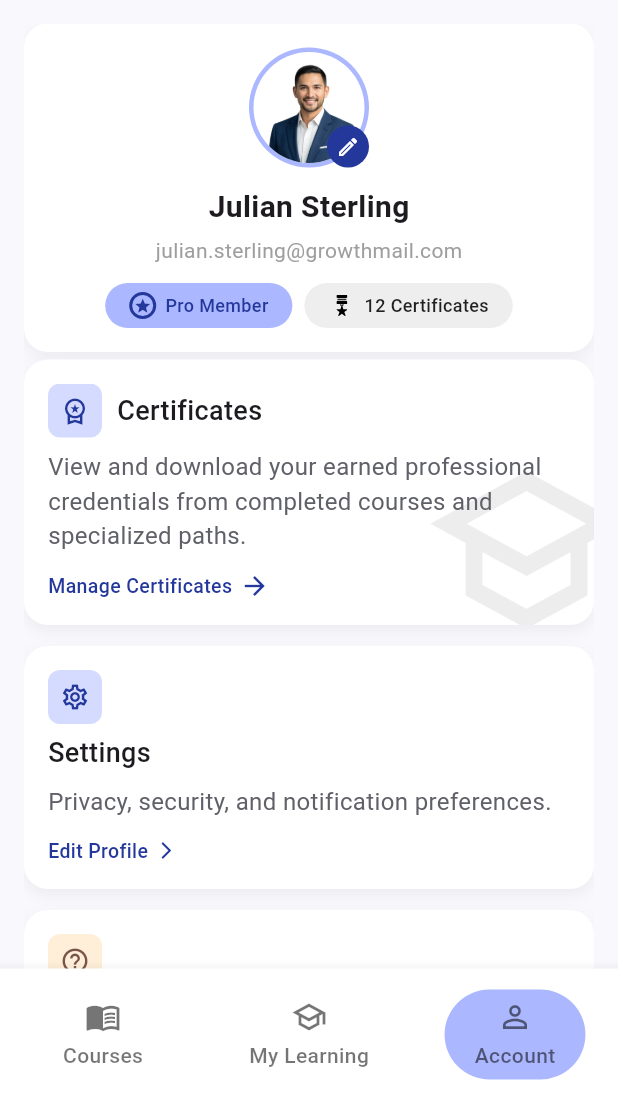
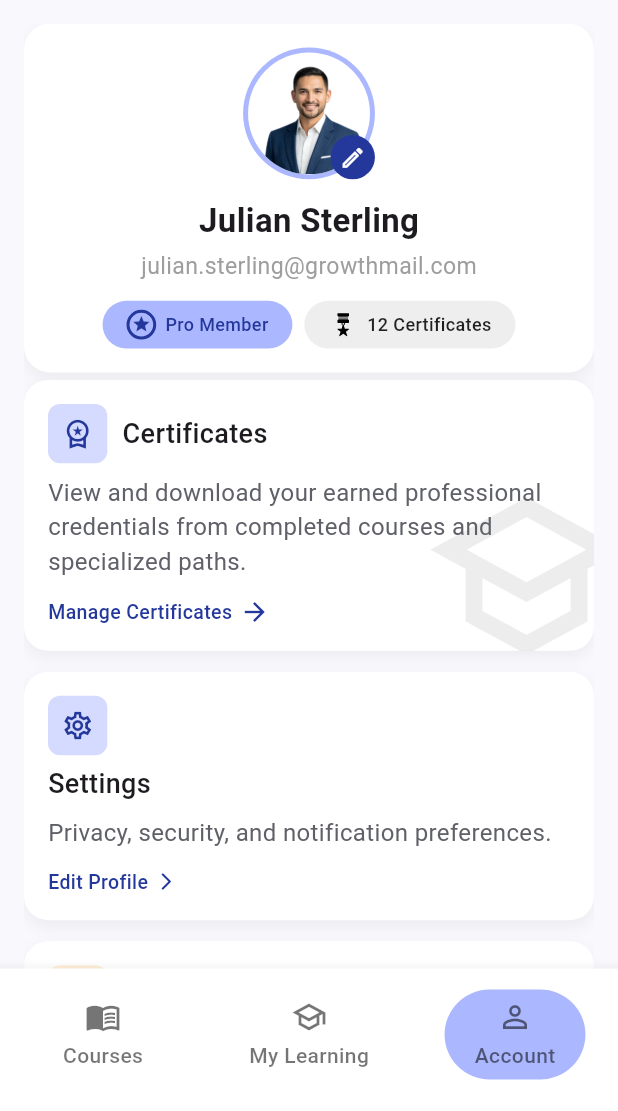
Before and after one commit to NadyAlwazah/flutter-task05-skills-academy-beg, a Flutter app: the BottomBarLayout screen opened by its route, item 3 of the bottom bar chosen, on a phone screen of 412 x 824 dp, the part 125-1236 px from its top. Run offline on Flutter 3.47's test engine with Material 3 defaults, Android fonts, the phone set to English and light mode, and no system bars; our stand-ins replace flutter_screenutil, flutter_svg, go_router.

Commit message:
refactor(ui): make AccountViewBody and its widgets fully responsive

```diff
--- a/lib/core/utils/styles.dart
+++ b/lib/core/utils/styles.dart
@@ -1,4 +1,5 @@
 import 'package:flutter/material.dart';
+import 'package:flutter_screenutil/flutter_screenutil.dart';
 import 'package:flutter_task05_skills_academy_beg/core/theme/app_colors.dart';
 
 abstract class Styles {
@@ -58,8 +59,8 @@ abstract class Styles {
     fontWeight: FontWeight.w500,
     fontSize: 14,
   );
-  static const TextStyle textStyle22W300 = TextStyle(
-    fontSize: 22,
+  static TextStyle textStyle22W300 = TextStyle(
+    fontSize: 22.sp,
     letterSpacing: 2,
     fontWeight: FontWeight.w300,
   );
@@ -67,8 +68,8 @@ abstract class Styles {
     fontSize: 22,
     fontWeight: FontWeight.w500,
   );
-  static const TextStyle textStyle29Bold = TextStyle(
-    fontSize: 29,
+  static TextStyle textStyle29Bold = TextStyle(
+    fontSize: 29.sp,
     fontWeight: FontWeight.bold,
   );
   static const TextStyle textStyle30W700 = TextStyle(
--- a/lib/features/account/presentation/views/widgets/account_cards_section.dart
+++ b/lib/features/account/presentation/views/widgets/account_cards_section.dart
@@ -1,4 +1,5 @@
 import 'package:flutter/material.dart';
+import 'package:flutter_screenutil/flutter_screenutil.dart';
 import 'package:flutter_task05_skills_academy_beg/core/theme/app_colors.dart';
 import 'account_cards.dart';
 
@@ -11,13 +12,13 @@ class AccountCardsSection extends StatelessWidget {
     Color iconColor = AppColors.primary,
   }) {
     return Container(
-      height: 36,
-      width: 36,
+      height: 36.w,
+      width: 36.w,
       decoration: BoxDecoration(
         color: bgColor.withOpacity(0.5),
         borderRadius: BorderRadius.circular(8),
       ),
-      child: Icon(iconData, color: iconColor, size: 20),
+      child: Icon(iconData, color: iconColor, size: 20.r),
     );
   }
 
--- a/lib/features/account/presentation/views/widgets/profile_avatar.dart
+++ b/lib/features/account/presentation/views/widgets/profile_avatar.dart
@@ -1,4 +1,5 @@
 import 'package:flutter/material.dart';
+import 'package:flutter_screenutil/flutter_screenutil.dart';
 import 'package:flutter_task05_skills_academy_beg/core/theme/app_colors.dart';
 import 'package:flutter_task05_skills_academy_beg/core/utils/assets.dart';
 
@@ -10,13 +11,13 @@ class ProfileAvatar extends StatelessWidget {
     return Stack(
       alignment: Alignment.bottomRight,
       children: [
-        const CircleAvatar(
+        CircleAvatar(
           backgroundColor: AppColors.second,
-          radius: 40,
+          radius: 40.r,
           child: CircleAvatar(
             backgroundColor: Colors.white,
-            radius: 37,
-            backgroundImage: AssetImage(AssetsData.accountPhoto),
+            radius: 37.r,
+            backgroundImage: const AssetImage(AssetsData.accountPhoto),
           ),
         ),
         InkWell(
@@ -27,11 +28,7 @@ class ProfileAvatar extends StatelessWidget {
               shape: BoxShape.circle,
             ),
             padding: const EdgeInsets.all(6),
-            child: const Icon(
-              Icons.edit_outlined,
-              color: Colors.white,
-              size: 16,
-            ),
+            child: Icon(Icons.edit_outlined, color: Colors.white, size: 16.r),
           ),
         ),
       ],
--- a/lib/features/account/presentation/views/widgets/profile_card.dart
+++ b/lib/features/account/presentation/views/widgets/profile_card.dart
@@ -1,4 +1,5 @@
 import 'package:flutter/material.dart';
+import 'package:flutter_screenutil/flutter_screenutil.dart';
 import 'package:flutter_svg/svg.dart';
 import 'package:flutter_task05_skills_academy_beg/core/theme/app_colors.dart';
 import 'package:flutter_task05_skills_academy_beg/core/utils/assets.dart';
@@ -14,12 +15,12 @@ class ProfileCard extends StatelessWidget {
       padding: const EdgeInsets.all(16),
       decoration: BoxDecoration(
         color: Colors.white,
-        borderRadius: BorderRadius.circular(16),
+        borderRadius: BorderRadius.circular(16.r),
         boxShadow: [
           BoxShadow(
             color: Colors.black.withOpacity(0.05),
-            blurRadius: 8,
-            offset: const Offset(0, 4),
+            blurRadius: 8.r,
+            offset: Offset(0, 4.h),
           ),
         ],
       ),
@@ -31,15 +32,15 @@ class ProfileCard extends StatelessWidget {
           const SizedBox(height: 12),
 
           //  User Name and Email
-          const Text(
+          Text(
             'Julian Sterling',
-            style: TextStyle(fontSize: 20, fontWeight: FontWeight.w600),
+            style: TextStyle(fontSize: 20.sp, fontWeight: FontWeight.w600),
           ),
           const SizedBox(height: 4),
 
-          const Text(
+          Text(
             'julian.sterling@growthmail.com',
-            style: TextStyle(color: Colors.grey),
+            style: TextStyle(fontSize: 14.sp, color: Colors.grey),
           ),
 
           const SizedBox(height: 12),
@@ -53,18 +54,14 @@ class ProfileCard extends StatelessWidget {
                 textColor: AppColors.primary,
                 label: 'Pro Member',
                 icon: Container(
-                  width: 18,
-                  height: 18,
+                  width: 18.w,
+                  height: 18.w,
                   decoration: BoxDecoration(
                     color: AppColors.second,
                     shape: BoxShape.circle,
                     border: Border.all(color: AppColors.primary, width: 2),
                   ),
-                  child: const Icon(
-                    Icons.star,
-                    color: AppColors.primary,
-                    size: 12,
-                  ),
+                  child: Icon(Icons.star, color: AppColors.primary, size: 12.r),
                 ),
               ),
 
@@ -75,8 +72,8 @@ class ProfileCard extends StatelessWidget {
                 label: '12 Certificates',
                 icon: SvgPicture.asset(
                   AssetsData.medalStarSvg,
-                  width: 18,
-                  height: 18,
+                  width: 18.w,
+                  height: 18.w,
                 ),
               ),
             ],
--- a/lib/features/account/presentation/views/widgets/sign_out_button.dart
+++ b/lib/features/account/presentation/views/widgets/sign_out_button.dart
@@ -1,4 +1,5 @@
 import 'package:flutter/material.dart';
+import 'package:flutter_screenutil/flutter_screenutil.dart';
 
 class SignOutButton extends StatelessWidget {
   final VoidCallback? onPressed;
@@ -13,7 +14,7 @@ class SignOutButton extends StatelessWidget {
         padding: const EdgeInsets.symmetric(horizontal: 20, vertical: 8),
         decoration: BoxDecoration(
           border: Border.all(color: Colors.grey.withOpacity(0.5)),
-          borderRadius: BorderRadius.circular(12),
+          borderRadius: BorderRadius.circular(12.r),
         ),
         child: Row(
           mainAxisSize: MainAxisSize.min,
@@ -24,7 +25,7 @@ class SignOutButton extends StatelessWidget {
               'Sign Out',
               style: TextStyle(
                 color: Colors.red.withOpacity(0.8),
-                fontSize: 16,
+                fontSize: 16.sp,
                 fontWeight: FontWeight.w600,
               ),
             ),
--- a/lib/features/account/presentation/views/widgets/streak_badges_stack.dart
+++ b/lib/features/account/presentation/views/widgets/streak_badges_stack.dart
@@ -1,4 +1,5 @@
 import 'package:flutter/material.dart';
+import 'package:flutter_screenutil/flutter_screenutil.dart';
 import 'package:flutter_svg/svg.dart';
 import 'package:flutter_task05_skills_academy_beg/core/theme/app_colors.dart';
 import 'package:flutter_task05_skills_academy_beg/core/utils/assets.dart';
@@ -9,7 +10,7 @@ class StreakBadgesStack extends StatelessWidget {
   Widget _buildBadge({required Widget widget, required Color backgroundColor}) {
     return CircleAvatar(
       backgroundColor: backgroundColor,
-      radius: 20,
+      radius: 20.r,
       child: widget,
     );
   }
@@ -18,7 +19,7 @@ class StreakBadgesStack extends StatelessWidget {
   Widget build(BuildContext context) {
     return Center(
       child: SizedBox(
-        width: 100,
+        width: 100.w,
         child: Stack(
           clipBehavior: Clip.none,
           children: [
@@ -34,8 +35,8 @@ class StreakBadgesStack extends StatelessWidget {
               child: _buildBadge(
                 widget: SvgPicture.asset(
                   AssetsData.medalStarSvg,
-                  width: 25,
-                  height: 25,
+                  width: 25.w,
+                  height: 25.w,
                   color: Colors.white,
                 ),
                 backgroundColor: Colors.amber,
--- a/lib/features/account/presentation/views/widgets/streak_card.dart
+++ b/lib/features/account/presentation/views/widgets/streak_card.dart
@@ -1,4 +1,5 @@
 import 'package:flutter/material.dart';
+import 'package:flutter_screenutil/flutter_screenutil.dart';
 import 'package:flutter_task05_skills_academy_beg/core/theme/app_colors.dart';
 import 'package:flutter_task05_skills_academy_beg/core/utils/styles.dart';
 import 'package:flutter_task05_skills_academy_beg/features/account/presentation/views/widgets/streak_badges_stack.dart';
@@ -12,7 +13,7 @@ class StreakCard extends StatelessWidget {
       padding: const EdgeInsets.all(16),
       decoration: BoxDecoration(
         color: AppColors.primary,
-        borderRadius: BorderRadius.circular(12),
+        borderRadius: BorderRadius.circular(12.r),
       ),
       child: Column(
         crossAxisAlignment: CrossAxisAlignment.start,
@@ -29,9 +30,9 @@ class StreakCard extends StatelessWidget {
           ),
           const SizedBox(height: 8),
 
-          const Text(
+          Text(
             "You're in the top 5% of learners this month. Keep up the momentum to unlock the \"Mastery\" badge.",
-            style: TextStyle(color: Colors.white70, fontSize: 16),
+            style: TextStyle(color: Colors.white70, fontSize: 17.sp),
           ),
           const SizedBox(height: 16),
 
```
